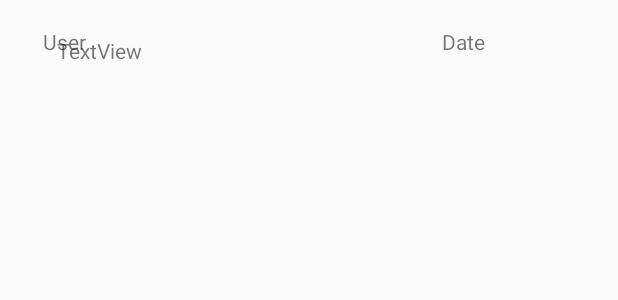
After one commit to mateusz-latkowski/Indeks, an Android app: the layout message_info.xml on its own in the app's theme, with its tools: preview values and no code run, on a phone screen of 412 x 824 dp. The commit adds this screen. Shown: the top 300 px of the screen. Run offline under Robolectric (Android 15) with nearby library versions, the phone set to English and light mode, and no system bars.

```diff
--- a/app/build.gradle
+++ b/app/build.gradle
@@ -7,6 +7,7 @@ android {
         applicationId "com.example.indeks"
         minSdkVersion 19
         targetSdkVersion 29
+        multiDexEnabled true
         versionCode 1
         versionName "1.0"
         testInstrumentationRunner "androidx.test.runner.AndroidJUnitRunner"
@@ -29,9 +30,11 @@ dependencies {
     //noinspection GradleCompatible
     implementation "com.android.support:support-compat:28.0.0"
     implementation 'com.firebase:firebase-client-android:2.3.1'
+    implementation 'com.firebaseui:firebase-ui:0.6.2'
     implementation 'com.google.firebase:firebase-storage:19.1.0'
     implementation 'com.squareup.picasso:picasso:2.71828'
     implementation 'com.github.bumptech.glide:glide:4.9.0'
+    implementation 'com.android.support:multidex:1.0.3'
     implementation 'com.google.android.material:material:1.0.0'
     annotationProcessor 'com.github.bumptech.glide:compiler:4.9.0'
     testImplementation 'junit:junit:4.12'
--- /dev/null
+++ b/app/src/main/res/layout/message_info.xml
@@ -0,0 +1,44 @@
+<?xml version="1.0" encoding="utf-8"?>
+<androidx.constraintlayout.widget.ConstraintLayout
+    xmlns:android="http://schemas.android.com/apk/res/android"
+    xmlns:app="http://schemas.android.com/apk/res-auto"
+    xmlns:tools="http://schemas.android.com/tools"
+    android:layout_width="match_parent"
+    android:layout_height="match_parent">
+
+
+    <TextView
+        android:id="@+id/message_user"
+        android:layout_width="wrap_content"
+        android:layout_height="wrap_content"
+        android:text="User"
+        app:layout_constraintBottom_toBottomOf="parent"
+        app:layout_constraintEnd_toEndOf="parent"
+        app:layout_constraintHorizontal_bias="0.075"
+        app:layout_constraintStart_toStartOf="parent"
+        app:layout_constraintTop_toTopOf="parent"
+        app:layout_constraintVertical_bias="0.022" />
+
+    <TextView
+        android:id="@+id/message_time"
+        android:layout_width="wrap_content"
+        android:layout_height="wrap_content"
+        android:text="Date"
+        app:layout_constraintBottom_toBottomOf="parent"
+        app:layout_constraintEnd_toEndOf="parent"
+        app:layout_constraintHorizontal_bias="0.769"
+        app:layout_constraintStart_toStartOf="parent"
+        app:layout_constraintTop_toTopOf="parent"
+        app:layout_constraintVertical_bias="0.022" />
+
+    <TextView
+        android:id="@+id/message_text"
+        android:layout_width="wrap_content"
+        android:layout_height="wrap_content"
+        android:layout_marginTop="24dp"
+        android:text="TextView"
+        app:layout_constraintEnd_toEndOf="parent"
+        app:layout_constraintHorizontal_bias="0.107"
+        app:layout_constraintStart_toStartOf="parent"
+        app:layout_constraintTop_toTopOf="parent" />
+</androidx.constraintlayout.widget.ConstraintLayout>
--- a/build.gradle
+++ b/build.gradle
@@ -7,8 +7,8 @@ buildscript {
 
     }
     dependencies {
-        classpath 'com.android.tools.build:gradle:3.5.1'
-        classpath 'com.google.gms:google-services:4.3.2'
+        classpath 'com.android.tools.build:gradle:3.5.2'
+        classpath 'com.google.gms:google-services:4.3.3'
 
         // NOTE: Do not place your application dependencies here; they belong
         // in the individual module build.gradle files
```
Also changed, not shown: app/src/main/java/com/example/indeks/Chat.java (+85 -0 lines), app/src/main/java/com/example/indeks/ChatMessage.java (added, +44 -0 lines), app/src/main/res/layout/activity_chat.xml (+27 -0 lines), app/src/main/res/layout/add_room.xml (added, +20 -0 lines).
